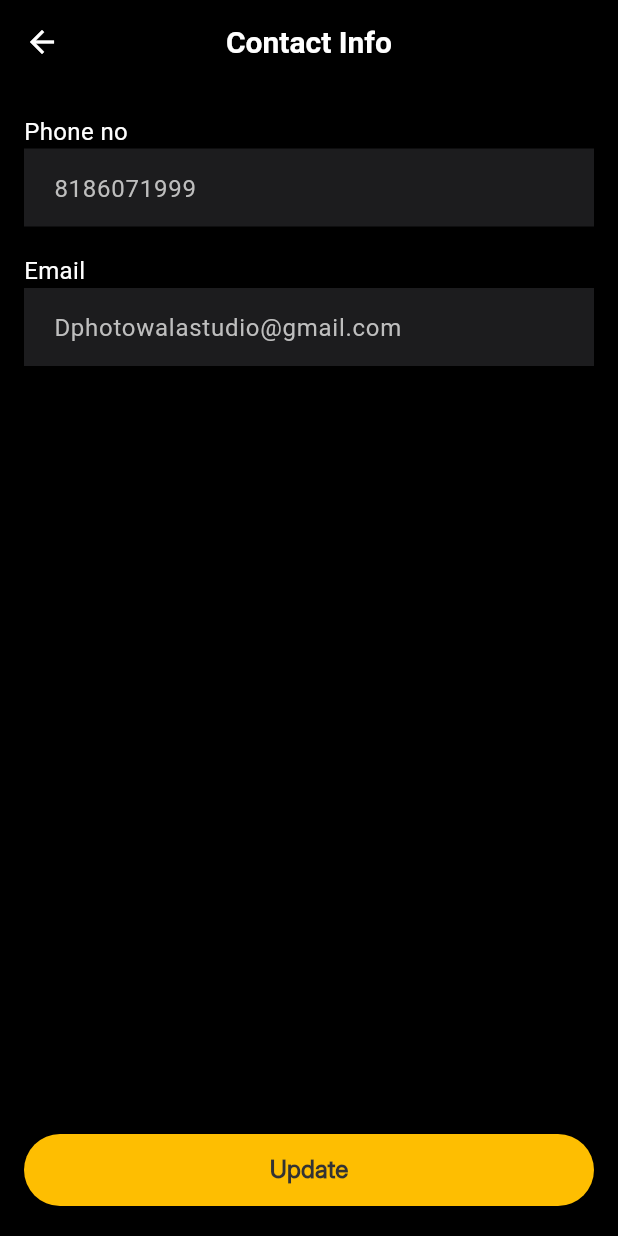
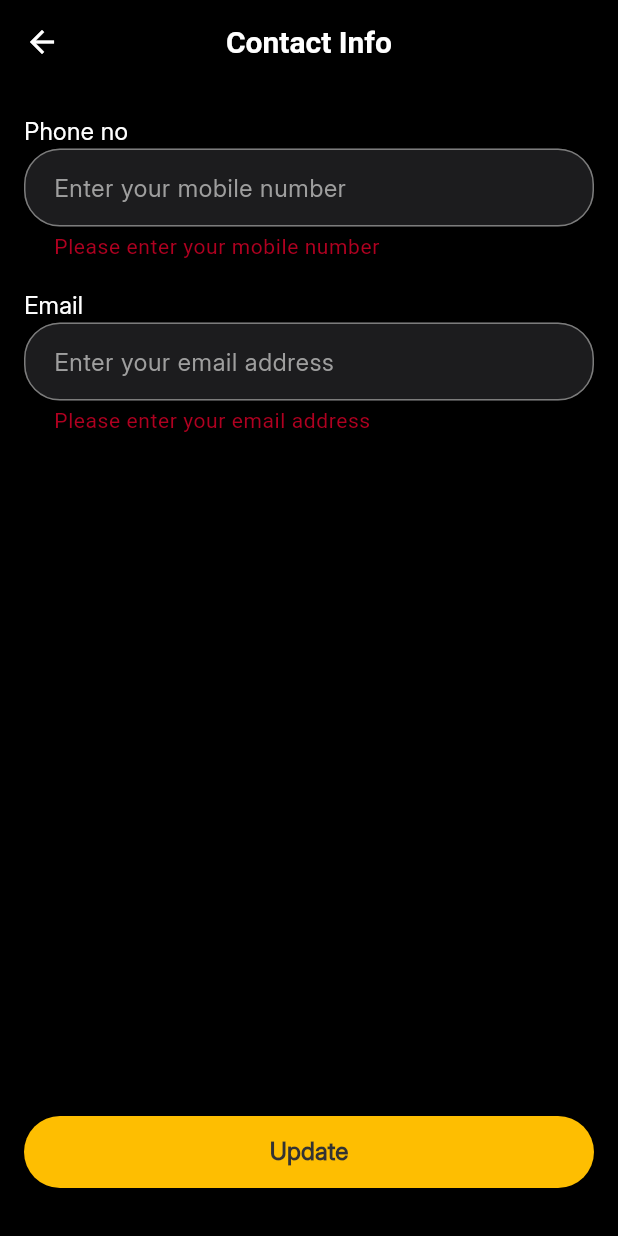
Before and after one commit to SaicharanGattu02/studio_app, a Flutter app: the Contact screen opened by its route, after a tap on "Update", on a phone screen of 412 x 824 dp. Run offline on Flutter 3.47's test engine with Material 3 defaults, Android fonts, the light colour scheme and no system bars; our stand-ins replace connectivity_plus, dio, dotted_border, equatable, firebase_core, firebase_crashlytics and 11 more; accounts and stored records are empty; Roboto replaces fonts that are missing (segeo); project files that could hold a hidden picture were left out.

Commit message:
committed by vikranth 12/11/2025 at 12:47 AM

```diff
--- a/lib/presentation/contactscreen.dart
+++ b/lib/presentation/contactscreen.dart
@@ -1,6 +1,7 @@
 import 'package:flutter/material.dart';
 import 'package:studio_app/Components/CustomAppButton.dart';
 import 'package:studio_app/Components/CutomAppBar.dart';
+import 'package:studio_app/utils/media_query_helper.dart';
 
 class Contact extends StatefulWidget {
   const Contact({super.key});
@@ -16,67 +17,119 @@
   final Color greyColor = const Color(0xFF9E9E9E);
   final Color goldColor = const Color(0xFFE0C06B);
 
-  final phoneController = TextEditingController(text: "8186071999");
-  final emailController = TextEditingController(text: "Dphotowalastudio@gmail.com");
+  final _formKey = GlobalKey<FormState>();
+  final TextEditingController phoneController = TextEditingController();
+  final TextEditingController emailController = TextEditingController();
 
   @override
   Widget build(BuildContext context) {
-    final width = MediaQuery.of(context).size.width;
+    final width = SizeConfig.screenWidth;
+    final height = SizeConfig.screenHeight;
 
     return Scaffold(
       backgroundColor: bgColor,
       appBar: CustomAppBar1(title: "Contact Info", actions: []),
       body: SingleChildScrollView(
-        padding: EdgeInsets.symmetric(horizontal: width > 600 ? width * 0.15 : 16, vertical: 20),
+        padding: EdgeInsets.symmetric(
+          horizontal: width > 600 ? width * 0.15 : 16,
+          vertical: 20,
+        ),
+        child: Form(
+          key: _formKey,
           child: Column(
             crossAxisAlignment: CrossAxisAlignment.start,
             children: [
               _label("Phone no"),
-            _inputField(controller: phoneController),
+              _inputField(
+                controller: phoneController,
+                hint: "Enter your mobile number",
+                keyboardType: TextInputType.number,
+                validator: (value) {
+                  if (value == null || value.isEmpty) {
+                    return 'Please enter your mobile number';
+                  } else if (!RegExp(r'^[6-9]\d{9}$').hasMatch(value)) {
+                    return 'Enter a valid 10-digit mobile number';
+                  }
+                  return null;
+                },
+              ),
               SizedBox(height: width > 600 ? 22 : 18),
 
               _label("Email"),
-            _inputField(controller: emailController),
+              _inputField(
+                controller: emailController,
+                hint: "Enter your email address",
+                keyboardType: TextInputType.emailAddress,
+                validator: (value) {
+                  if (value == null || value.isEmpty) {
+                    return 'Please enter your email address';
+                  } else if (!RegExp(r'^[\w-\.]+@([\w-]+\.)+[\w-]{2,4}$')
+                      .hasMatch(value)) {
+                    return 'Enter a valid email address';
+                  }
+                  return null;
+                },
+              ),
               SizedBox(height: width > 600 ? 40 : 30),
-
-
             ],
           ),
         ),
-      bottomNavigationBar: SafeArea(child: Padding(
-        padding: const EdgeInsets.fromLTRB(16,0,16,20.0),
-        child: CustomAppButton1(text: "Update", onPlusTap: (){
+      ),
+      bottomNavigationBar: SafeArea(
+        child: Padding(
+          padding: const EdgeInsets.fromLTRB(16, 0, 16, 32.0),
+          child: CustomAppButton1(
+            text: "Update",
+            onPlusTap: () {
+              if (_formKey.currentState!.validate()) {
 
-        }),
-      )),
+              }
+            },
+          ),
+        ),
+      ),
     );
   }
 
-  Widget _label(String text) => Text(text, style: TextStyle(color: whiteColor, fontSize: 16));
+  Widget _label(String text) => Text(
+    text,
+    style: TextStyle(
+      color: whiteColor,
+      fontSize: 16,
+      fontFamily: "Inter",
+    ),
+  );
 
-  Widget _inputField({required TextEditingController controller}) {
-    return TextField(
+  Widget _inputField({
+    required TextEditingController controller,
+    required String hint,
+    required String? Function(String?) validator,
+    TextInputType keyboardType = TextInputType.text,
+  }) {
+    return TextFormField(
       controller: controller,
-      style: TextStyle(color: Color.fromRGBO(190, 190, 190, 1),),
+      style: const TextStyle(
+        color: Color.fromRGBO(190, 190, 190, 1),
+        fontFamily: "Inter",
+      ),
+      keyboardType: keyboardType,
+      validator: validator,
       decoration: InputDecoration(
+        hintText: hint,
+        hintStyle: TextStyle(
+          color: greyColor,
+          fontFamily: "Inter",
+        ),
         filled: true,
         fillColor: cardColor,
         border: OutlineInputBorder(
-          borderRadius: BorderRadius.circular(4),
-          borderSide: BorderSide.none,),
-        focusedBorder: InputBorder.none,    // <-- also no border on focus
-        enabledBorder: InputBorder.none, ),
-    );
-  }
-
-  Widget _updateButton(double width) {
-    return Center(
-      child: Container(
-        width: width > 600 ? width * 0.3 : double.infinity,
-        decoration: BoxDecoration(color:  Color.fromRGBO(254, 190, 1, 0.4), borderRadius: BorderRadius.circular(30)),
-        padding: const EdgeInsets.symmetric(vertical: 16),
-        alignment: Alignment.bottomCenter,
-        child: Text("Update", style: TextStyle(color: bgColor, fontWeight: FontWeight.w600)),
+          borderRadius: BorderRadius.circular(10),
+          borderSide: BorderSide.none,
+        ),
+        focusedBorder: InputBorder.none,
+        enabledBorder: InputBorder.none,
+        contentPadding:
+        const EdgeInsets.symmetric(horizontal: 16, vertical: 14),
       ),
     );
   }
```
Also changed, not shown: lib/presentation/bankscreen.dart (+66 -39 lines). Lines whose indentation alone changed are shown as unchanged.
